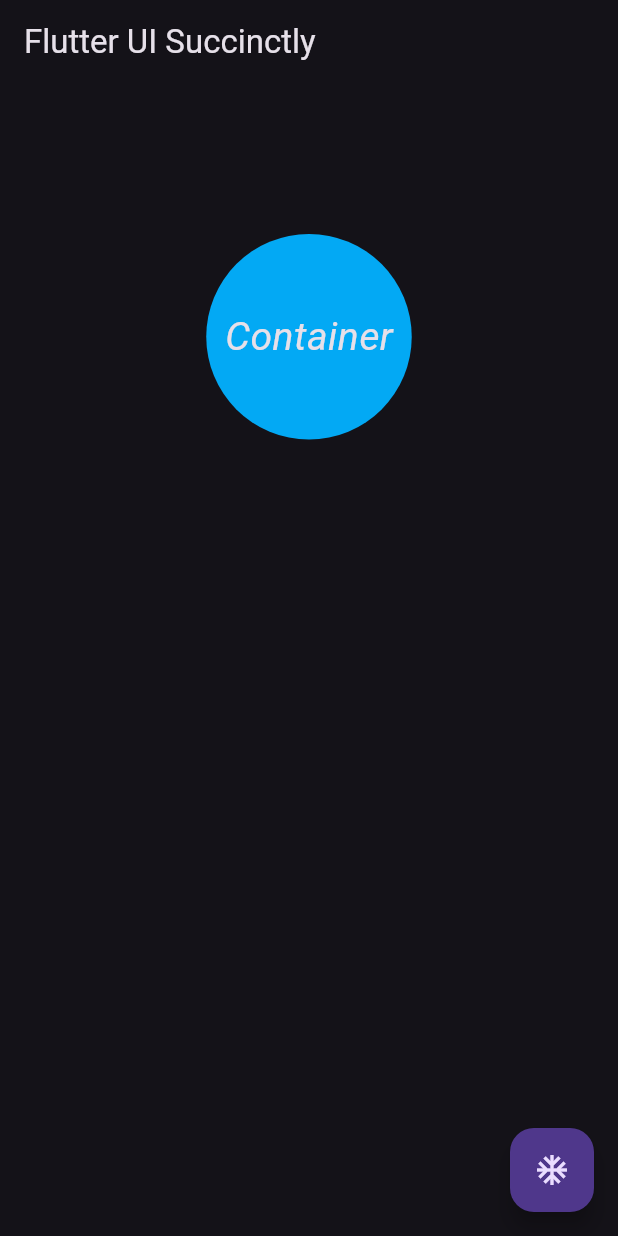
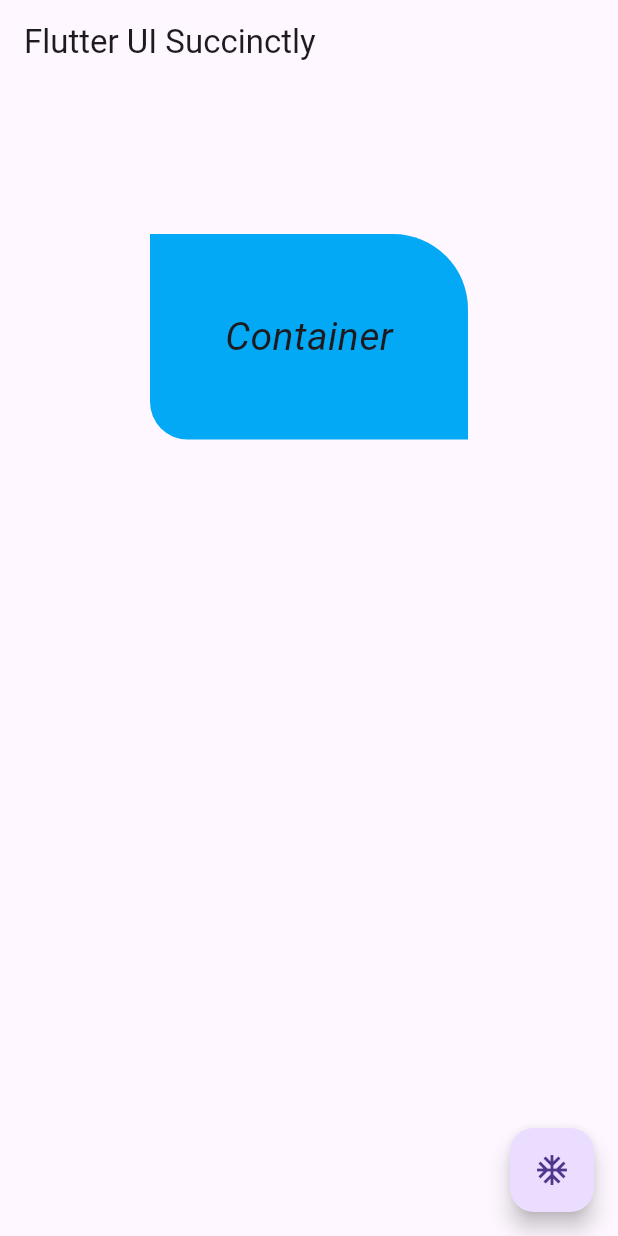
Before and after one commit to ipung-uhb/belajar_ui_flutter_09, a Flutter app: the screen it shows after launch, on a phone screen of 412 x 824 dp. Run offline on Flutter 3.47's test engine with Material 3 defaults, Android fonts, the phone set to English and light mode, and no system bars.

Commit message:
10 Box Decoration border radius

```diff
--- a/lib/main.dart
+++ b/lib/main.dart
@@ -14,7 +14,11 @@ class MyApp extends StatelessWidget {
           padding: EdgeInsets.all(50),
           decoration: BoxDecoration(
             color: Colors.lightBlue,
-            shape: BoxShape.circle,
+            shape: BoxShape.rectangle,
+            borderRadius: BorderRadius.only(
+              topRight: Radius.elliptical(50, 50),
+              bottomLeft: Radius.elliptical(25, 25),
+            ),
           ),
           child: Text('Container'),
         ),
@@ -32,7 +36,7 @@ class MyApp extends StatelessWidget {
           bodyMedium: TextStyle(
               fontSize: 26, fontStyle: FontStyle.italic),
         ),
-        brightness: Brightness.dark,
+        brightness: Brightness.light,
       ),
     );
   }
```
